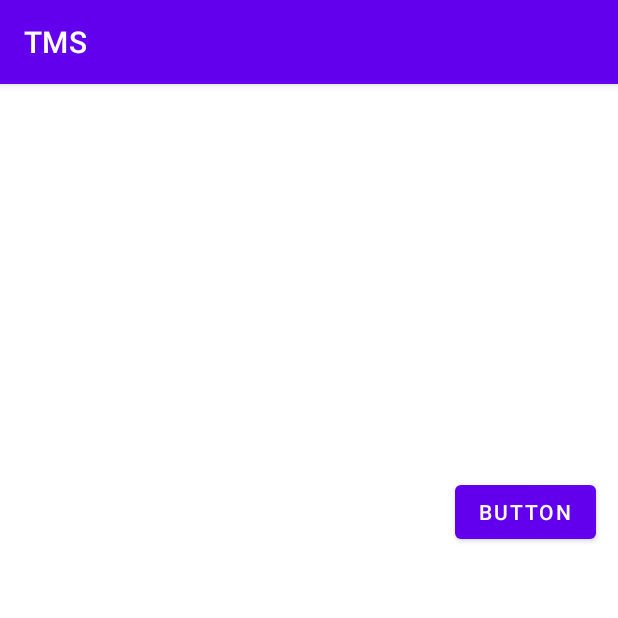
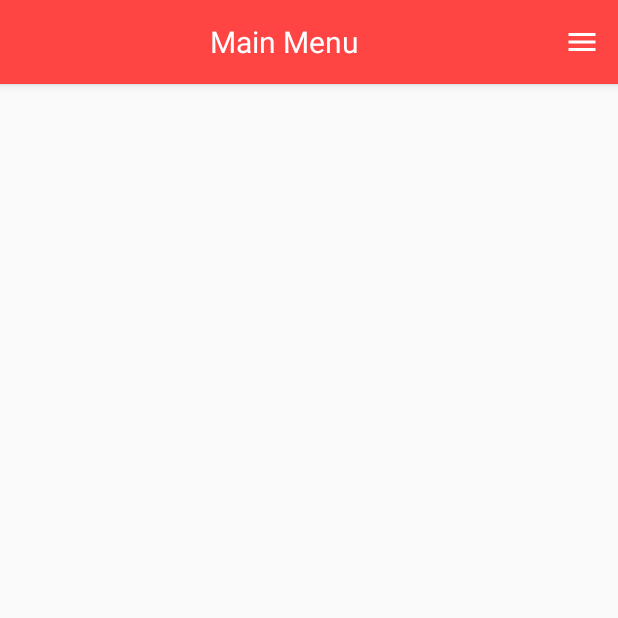
Before and after one commit to Buzgure/en-summer-apprentice-android, an Android app: the screen it shows after launch (MainActivity), on a phone screen of 412 x 824 dp, the top half of it. Run offline under Robolectric (Android 15) with nearby library versions, the phone set to English and light mode, and no system bars.

Commit message:
created my toolbar with menu

```diff
--- a/app/src/main/java/com/example/tms/MainActivity.java
+++ b/app/src/main/java/com/example/tms/MainActivity.java
@@ -1,14 +1,60 @@
 package com.example.tms;
+import com.example.tms.R;
 
 import android.os.Bundle;
+import android.view.Menu;
+import android.view.MenuItem;
+import android.view.View;
+import android.widget.ImageView;
+import android.widget.TextView;
+import android.widget.Toast;
 
+import androidx.annotation.NonNull;
 import androidx.annotation.Nullable;
+import androidx.appcompat.app.ActionBar;
 import androidx.appcompat.app.AppCompatActivity;
+import androidx.appcompat.widget.Toolbar;
 
 public class MainActivity extends AppCompatActivity {
     @Override
     protected void onCreate(@Nullable Bundle savedInstanceState) {
         super.onCreate(savedInstanceState);
         setContentView(R.layout.activity_main);
+
+        setSupportActionBar(findViewById(R.id.my_toolbar));
+
+
     }
+
+    @Override
+    public boolean onCreateOptionsMenu(Menu menu) {
+        getMenuInflater().inflate(R.menu.pages_menu, menu);
+        return true;
+    }
+
+    @Override
+    public boolean onOptionsItemSelected(@NonNull MenuItem item) {
+//        switch (item.getItemId()){
+//            case R.id.item_events:
+//                Toast.makeText(this, "Events selected", Toast.LENGTH_SHORT).show();
+//                return true;
+//            case R.id.item_orders:
+//                Toast.makeText(this, "Orders selected", Toast.LENGTH_SHORT).show();
+//                return true;
+//            default:
+//                return super.onOptionsItemSelected(item);
+//        }
+        if (item.getItemId() == R.id.item_events){
+            Toast.makeText(this, "Events selected", Toast.LENGTH_SHORT).show();
+                return true;
+        } else if (item.getItemId() == R.id.item_orders) {
+            Toast.makeText(this, "Orders selected", Toast.LENGTH_SHORT).show();
+            return true;
+
+        }else {
+            return super.onOptionsItemSelected(item);
+        }
+
+    }
+
 }
--- a/app/src/main/java/com/example/tms/model/UserHC.java
+++ /dev/null
@@ -1,37 +0,0 @@
-package com.example.tms.model;
-
-public class UserHC {
-    private String id;
-    private String userName;
-    private String email;
-
-    public UserHC(String id, String userName, String email) {
-        this.id = id;
-        this.userName = userName;
-        this.email = email;
-    }
-
-    public String getId() {
-        return id;
-    }
-
-    public void setId(String id) {
-        this.id = id;
-    }
-
-    public String getUserName() {
-        return userName;
-    }
-
-    public void setUserName(String userName) {
-        this.userName = userName;
-    }
-
-    public String getEmail() {
-        return email;
-    }
-
-    public void setEmail(String email) {
-        this.email = email;
-    }
-}
--- /dev/null
+++ b/app/src/main/res/drawable-v24/menu_button.xml
@@ -0,0 +1,5 @@
+<vector android:height="24dp" android:tint="#FFFFFF"
+    android:viewportHeight="24" android:viewportWidth="24"
+    android:width="24dp" xmlns:android="http://schemas.android.com/apk/res/android">
+    <path android:fillColor="@android:color/white" android:pathData="M3,18h18v-2L3,16v2zM3,13h18v-2L3,11v2zM3,6v2h18L21,6L3,6z"/>
+</vector>
--- /dev/null
+++ b/app/src/main/res/drawable/menu_button.xml
@@ -0,0 +1,8 @@
+<vector android:height="24dp"
+    android:tint="#FFFFFF"
+    android:viewportHeight="24"
+    android:viewportWidth="24"
+    android:width="24dp" xmlns:android="http://schemas.android.com/apk/res/android">
+    <path android:fillColor="@android:color/white"
+        android:pathData="M3,18h18v-2L3,16v2zM3,13h18v-2L3,11v2zM3,6v2h18L21,6L3,6z"/>
+</vector>
--- /dev/null
+++ b/app/src/main/res/drawable/search_button.xml
@@ -0,0 +1,5 @@
+<vector android:height="24dp" android:tint="#FFFFFF"
+    android:viewportHeight="24" android:viewportWidth="24"
+    android:width="24dp" xmlns:android="http://schemas.android.com/apk/res/android">
+    <path android:fillColor="@android:color/white" android:pathData="M15.5,14h-0.79l-0.28,-0.27C15.41,12.59 16,11.11 16,9.5 16,5.91 13.09,3 9.5,3S3,5.91 3,9.5 5.91,16 9.5,16c1.61,0 3.09,-0.59 4.23,-1.57l0.27,0.28v0.79l5,4.99L20.49,19l-4.99,-5zM9.5,14C7.01,14 5,11.99 5,9.5S7.01,5 9.5,5 14,7.01 14,9.5 11.99,14 9.5,14z"/>
+</vector>
--- a/app/src/main/res/layout/activity_main.xml
+++ b/app/src/main/res/layout/activity_main.xml
@@ -3,32 +3,8 @@
     xmlns:app="http://schemas.android.com/apk/res-auto"
     xmlns:tools="http://schemas.android.com/tools"
     android:layout_width="match_parent"
-    android:layout_height="match_parent">
-
-    <androidx.constraintlayout.widget.ConstraintLayout
-        android:id="@+id/cardView3"
-        android:layout_width="413dp"
-        android:layout_height="223dp"
-        android:layout_marginBottom="341dp"
-        app:layout_constraintBottom_toBottomOf="parent"
-        app:layout_constraintEnd_toEndOf="parent"
-        app:layout_constraintHorizontal_bias="0.5"
-        app:layout_constraintStart_toStartOf="parent"
-        app:layout_constraintTop_toTopOf="parent"
-        app:layout_constraintVertical_bias="0.5">
-
-        <Button
-            android:id="@+id/button3"
-            android:layout_width="wrap_content"
-            android:layout_height="wrap_content"
-            android:text="Button"
-            app:layout_constraintBottom_toBottomOf="parent"
-            app:layout_constraintEnd_toEndOf="parent"
-            app:layout_constraintHorizontal_bias="0.949"
-            app:layout_constraintStart_toStartOf="parent"
-            app:layout_constraintTop_toTopOf="parent"
-            app:layout_constraintVertical_bias="0.908" />
-
-    </androidx.constraintlayout.widget.ConstraintLayout>
+    android:layout_height="match_parent"
+    tools:context=".MainActivity">
+    <include layout="@layout/toolbar"/>
 
 </androidx.constraintlayout.widget.ConstraintLayout>
--- /dev/null
+++ b/app/src/main/res/layout/toolbar.xml
@@ -0,0 +1,58 @@
+<?xml version="1.0" encoding="utf-8"?>
+<RelativeLayout xmlns:android="http://schemas.android.com/apk/res/android"
+    xmlns:app="http://schemas.android.com/apk/res-auto"
+    xmlns:tools="http://schemas.android.com/tools"
+    android:layout_width="match_parent"
+    android:layout_height="match_parent"
+    tools:context=".MainActivity">
+    <com.google.android.material.appbar.AppBarLayout
+        android:layout_width="match_parent"
+        android:layout_height="wrap_content">
+
+        <androidx.appcompat.widget.Toolbar
+            android:id="@+id/my_toolbar"
+            android:layout_width="match_parent"
+            android:layout_height="match_parent">
+
+            <RelativeLayout
+                android:layout_width="match_parent"
+                android:layout_height="match_parent"
+                android:gravity="center">
+                <!--                <ImageView-->
+                <!--                    android:layout_width="wrap_content"-->
+                <!--                    android:layout_height="wrap_content"-->
+                <!--                    android:id="@+id/left_icon"-->
+                <!--                    android:src="@drawable/search_button"-->
+                <!--                    android:layout_centerVertical="true"/>-->
+                <TextView
+                    android:id="@+id/toolbar_name"
+                    android:layout_width="wrap_content"
+                    android:layout_height="wrap_content"
+                    android:layout_centerVertical="true"
+                    android:text="Main Menu"
+                    android:textColor="@color/white"
+                    android:textSize="20sp" />
+
+                <!--                <ImageView-->
+                <!--                    android:layout_width="wrap_content"-->
+                <!--                    android:layout_height="wrap_content"-->
+                <!--                    android:layout_alignParentEnd="true"-->
+                <!--                    android:id="@+id/right_icon"-->
+                <!--                    android:src="@drawable/menu_button"-->
+                <!--                    android:layout_centerVertical="true"/>-->
+
+
+            </RelativeLayout>
+
+
+        </androidx.appcompat.widget.Toolbar>
+
+
+
+    </com.google.android.material.appbar.AppBarLayout>
+
+
+
+
+
+</RelativeLayout>
--- /dev/null
+++ b/app/src/main/res/menu/pages_menu.xml
@@ -0,0 +1,31 @@
+<?xml version="1.0" encoding="utf-8"?>
+<menu xmlns:android="http://schemas.android.com/apk/res/android"
+    xmlns:app="http://schemas.android.com/apk/res-auto">
+<item android:id="@+id/dropdown_menu"
+    android:title="View menu"
+    android:icon="@drawable/menu_button"
+    app:showAsAction="ifRoom">
+    <menu>
+        <item android:id="@+id/item_events"
+            android:title="View Events"
+            app:showAsAction="never"/>
+        <item android:id="@+id/item_orders"
+            android:title="View Orders"
+            app:showAsAction="never"/>
+
+
+    </menu>
+
+
+
+
+</item>
+
+
+
+
+
+
+
+
+</menu>
--- a/app/src/main/res/values/colors.xml
+++ b/app/src/main/res/values/colors.xml
@@ -1,7 +1,7 @@
 <?xml version="1.0" encoding="utf-8"?>
 <resources>
     <color name="purple_200">#FFBB86FC</color>
-    <color name="purple_500">#FF6200EE</color>
+    <color name="purple_500">@android:color/holo_red_light</color>
     <color name="purple_700">#FF3700B3</color>
     <color name="teal_200">#FF03DAC5</color>
     <color name="teal_700">#FF018786</color>
--- a/app/src/main/res/values/themes.xml
+++ b/app/src/main/res/values/themes.xml
@@ -1,6 +1,6 @@
 <resources xmlns:tools="http://schemas.android.com/tools">
     <!-- Base application theme. -->
-    <style name="Theme.TMS" parent="Theme.MaterialComponents.DayNight.DarkActionBar">
+    <style name="Theme.TMS" parent="Theme.AppCompat.Light.NoActionBar">
         <!-- Primary brand color. -->
         <item name="colorPrimary">@color/purple_500</item>
         <item name="colorPrimaryVariant">@color/purple_700</item>
```
